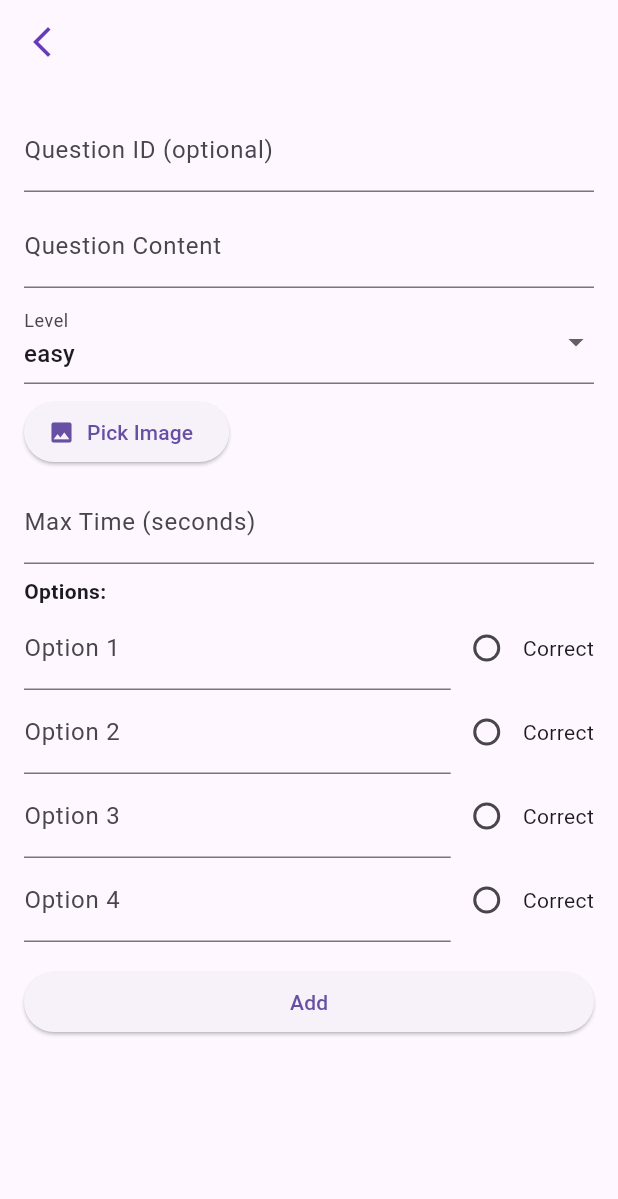
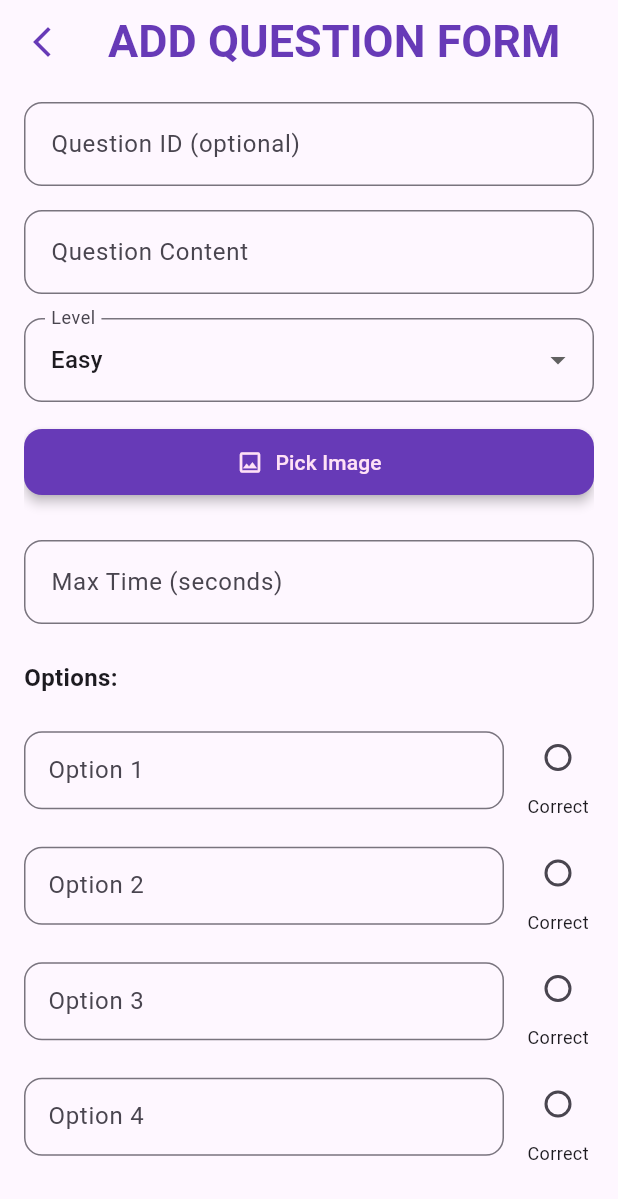
Before and after one commit to tigerex/DATTLT_A, a Flutter app: the QuestionFormWidget screen opened directly, on a phone screen of 412 x 824 dp. Shown: the top 1199 px of the screen. Run offline on Flutter 3.47's test engine with Material 3 defaults, Android fonts, the phone set to English and light mode, and no system bars; our stand-ins replace firebase_core, flutter_svg, font_awesome_flutter, image_picker, shared_preferences; accounts and stored records are empty.

Commit message:
make question form prettier

```diff
--- a/frontend/lib/screens/question_form.dart
+++ b/frontend/lib/screens/question_form.dart
@@ -7,7 +7,6 @@ import 'dart:io';
 import 'package:image_picker/image_picker.dart';
 import 'dart:typed_data';
 import 'package:flutter/foundation.dart' show kIsWeb;
-
 
 class QuestionFormWidget extends StatefulWidget {
   final TestQuestion? question;
@@ -28,22 +27,18 @@ class _QuestionFormWidgetState extends State<QuestionFormWidget> {
   List<Options> options = [];
   String selectedLevel = 'easy';
   int? selectedAnswerIndex;
-  File? _imageFile;       // Dùng để lưu trữ ảnh trên Android
-  Uint8List? _webImage;   // Dùng để lưu trữ ảnh trên web
+  File? _imageFile;
+  Uint8List? _webImage;
 
-  // Hàm để chọn ảnh từ local
   Future<void> _pickImage() async {
     final pickedFile = await _picker.pickImage(source: ImageSource.gallery);
     if (pickedFile != null) {
       final bytes = await pickedFile.readAsBytes();
       setState(() {
-        // Nếu đang chạy trên web, lưu trữ ảnh dưới dạng Uint8List
         if (kIsWeb) {
           _webImage = bytes;
-          _questionImg.text = pickedFile.name; // Tên file trên web
-        }
-        // Nếu không phải web, lưu trữ ảnh dưới dạng File
-        else {
+          _questionImg.text = pickedFile.name;
+        } else {
           _imageFile = File(pickedFile.path);
           _questionImg.text = pickedFile.path;
         }
@@ -51,22 +46,19 @@ class _QuestionFormWidgetState extends State<QuestionFormWidget> {
     }
   }
 
-
   @override
   void initState() {
     super.initState();
     final q = widget.question;
-    // Khởi tạo 4 option mặc định
 
     if (q != null) {
-      _questionId.text = q.questionId!;                 // Có thể null
-      _questionImg.text = q.questionImg!;               // Có thể null
-      _contentController.text = q.questionText;         // Không thể null
-      _maxTimeController.text = q.maxTime.toString();   // Không thể null
-      selectedLevel = q.questionLevel;                  // Không thể null
-      selectedAnswerIndex = q.correctAnswerIndex;       // Không thể null
-      options =                                         // Danh sách, không thể null
-          q.options
+      _questionId.text = q.questionId ?? '';
+      _questionImg.text = q.questionImg ?? '';
+      _contentController.text = q.questionText;
+      _maxTimeController.text = q.maxTime.toString();
+      selectedLevel = q.questionLevel;
+      selectedAnswerIndex = q.correctAnswerIndex;
+      options = q.options
           .map(
             (opt) => Options(
               optionText: opt.optionText,
@@ -75,28 +67,19 @@ class _QuestionFormWidgetState extends State<QuestionFormWidget> {
           )
           .toList();
     } else {
-      options = List.generate(
-        4,
-        (index) => Options(optionText: '', optionIndex: index),
-      );
+      options = List.generate(4, (index) => Options(optionText: '', optionIndex: index));
     }
   }
 
   void goBack() {
-    Navigator.pushReplacement(
-      context,
-      MaterialPageRoute(builder: (context) => AdminCrudScreen()),
-    );
+    Navigator.pushReplacement(context, MaterialPageRoute(builder: (context) => AdminCrudScreen()));
   }
 
   void submit(bool isEdit) async {
-    final bool submit;
     if (_formKey.currentState!.validate() && selectedAnswerIndex != null) {
-      final TestQuestion questionData = TestQuestion(
-        // questionId: isEdit ? _questionId : null,
+      final questionData = TestQuestion(
         questionId: _questionId.text,
         questionLevel: selectedLevel,
-        // questionImg: isEdit? _questionImg : null,
         questionImg: _questionImg.text,
         questionText: _contentController.text,
         maxTime: int.parse(_maxTimeController.text),
@@ -104,10 +87,21 @@ class _QuestionFormWidgetState extends State<QuestionFormWidget> {
         correctAnswerIndex: selectedAnswerIndex ?? 0,
       );
 
-      if (isEdit != true) {
-        submit = await QuestionService().addQuestion(questionData,imageFile: _imageFile,webImageBytes: _webImage,webImageName: _questionImg.text,);
+      bool submit;
+      if (!isEdit) {
+        submit = await QuestionService().addQuestion(
+          questionData,
+          imageFile: _imageFile,
+          webImageBytes: _webImage,
+          webImageName: _questionImg.text,
+        );
       } else {
-        submit = await QuestionService().editQuestion(questionData,imageFile: _imageFile,webImageBytes: _webImage,webImageName: _questionImg.text,);
+        submit = await QuestionService().editQuestion(
+          questionData,
+          imageFile: _imageFile,
+          webImageBytes: _webImage,
+          webImageName: _questionImg.text,
+        );
       }
 
       if (submit) {
@@ -118,21 +112,17 @@ class _QuestionFormWidgetState extends State<QuestionFormWidget> {
 
       showDialog(
         context: context,
-        barrierDismissible: false, // Prevent user from closing it manually
+        barrierDismissible: false,
         builder: (context) {
           return AlertDialog(
             title: const Text('Done!'),
-            content: Text(
-              isEdit
-                  ? 'Question edited successfully'
-                  : 'Question added successfully',
-            ),
+            content: Text(isEdit ? 'Question edited successfully' : 'Question added successfully'),
           );
         },
       );
 
       Future.delayed(const Duration(seconds: 2), () {
-        Navigator.of(context).pop(); // Close the dialog
+        Navigator.of(context).pop();
         goBack();
       });
     }
@@ -142,136 +132,123 @@ class _QuestionFormWidgetState extends State<QuestionFormWidget> {
   Widget build(BuildContext context) {
     final isEdit = widget.question != null;
 
+    final primaryColor = Colors.deepPurple;
+    final borderRadius = BorderRadius.circular(12);
+
     return Scaffold(
       appBar: AppBar(
         backgroundColor: Colors.transparent,
         elevation: 0,
         leading: IconButton(
-          icon: const Icon(Icons.arrow_back_ios_new, color: Colors.deepPurple),
-          onPressed: () => goBack(),
+          icon: Icon(Icons.arrow_back_ios_new, color: primaryColor),
+          onPressed: goBack,
         ),
+        title: Text(
+          isEdit ? 'EDIT QUESTION FORM' : 'ADD QUESTION FORM',
+          style: TextStyle(color: primaryColor, fontSize: 30, fontWeight: FontWeight.bold),
+        ),
+        centerTitle: true,
       ),
       body: Padding(
-        padding: const EdgeInsets.all(16.0),
+        padding: const EdgeInsets.symmetric(horizontal: 16, vertical: 12),
         child: Form(
           key: _formKey,
           child: ListView(
             children: [
-              TextFormField(
-                controller: _questionId,
-                decoration: const InputDecoration(
-                  labelText: 'Question ID (optional)',
-                ),
-              ),
-              const SizedBox(height: 8),
-              TextFormField(
-                controller: _contentController,
-                decoration: const InputDecoration(
-                  labelText: 'Question Content',
-                ),
-                validator:
-                    (value) =>
-                        value == null || value.isEmpty ? 'Required' : null,
-              ),
-              const SizedBox(height: 8),
-              DropdownButtonFormField(
+              _buildTextField(_questionId, 'Question ID (optional)', false, isReadOnly: isEdit, color: isEdit ? Colors.grey : null),
+              const SizedBox(height: 16),
+              _buildTextField(_contentController, 'Question Content', true, isMultiline: true),
+              const SizedBox(height: 16),
+              DropdownButtonFormField<String>(
                 value: selectedLevel,
-                items:
-                    ['easy', 'medium', 'hard']
-                        .map(
-                          (level) => DropdownMenuItem(
-                            value: level,
-                            child: Text(level),
-                          ),
-                        )
+                decoration: _inputDecoration('Level'),
+                items: ['easy', 'medium', 'hard']
+                    .map((level) => DropdownMenuItem(value: level, child: Text(level.capitalize())))
                     .toList(),
                 onChanged: (value) {
                   setState(() {
                     selectedLevel = value!;
                   });
                 },
-                decoration: const InputDecoration(labelText: 'Level'),
               ),
-              const SizedBox(height: 8),
-              Row(
-                children: [
+              const SizedBox(height: 16),
               ElevatedButton.icon(
-                    icon: const Icon(Icons.image),
-                    label: const Text("Pick Image"),
+                style: ElevatedButton.styleFrom(
+                  backgroundColor: primaryColor,
+                  shape: RoundedRectangleBorder(borderRadius: borderRadius),
+                  padding: const EdgeInsets.symmetric(horizontal: 16, vertical: 12),
+                  elevation: 3,
+                ),
+                icon: const Icon(Icons.image_outlined, color: Color.fromARGB(255, 255, 225, 246)),
+                label: const Text('Pick Image', style: TextStyle(color: Color.fromARGB(255, 255, 225, 246))),
                 onPressed: _pickImage,
               ),
-                  const SizedBox(width: 10),
+              const SizedBox(height: 12),
+
               if (kIsWeb && _webImage != null)
-                    SizedBox(
-                      width: 100,
-                      height: 100,
-                      child: Image.memory(_webImage!),
-                    )
+                _buildImagePreviewBig(Image.memory(_webImage!), borderRadius, context)
               else if (!kIsWeb && _imageFile != null)
-                    SizedBox(
-                      width: 100,
-                      height: 100,
-                      child: Image.file(_imageFile!),
-                    )
+                _buildImagePreviewBig(Image.file(_imageFile!), borderRadius, context)
               else if (_questionImg.text.isNotEmpty)
-                    SizedBox(
-                      width: 100,
-                      height: 100,
-                      child: Image.network(_questionImg.text),
-                    ),
-                ],
-              ),
+                _buildImagePreviewBig(Image.network(_questionImg.text, fit: BoxFit.cover), borderRadius, context),
 
-              const SizedBox(height: 8),
-              TextFormField(
-                controller: _maxTimeController,
-                decoration: const InputDecoration(
-                  labelText: 'Max Time (seconds)',
-                ),
-                keyboardType: TextInputType.number,
-                validator:
-                    (value) =>
-                        value == null || value.isEmpty ? 'Required' : null,
-              ),
-              const SizedBox(height: 8),
+              const SizedBox(height: 16),
+              _buildTextField(_maxTimeController, 'Max Time (seconds)', true, isNumber: true),
+              const SizedBox(height: 24),
               const Text(
                 'Options:',
-                style: TextStyle(fontWeight: FontWeight.bold),
+                style: TextStyle(fontWeight: FontWeight.bold, fontSize: 16),
               ),
+              const SizedBox(height: 12),
               ...options.asMap().entries.map((entry) {
-                final index = entry.key;
-                return Row(
+                final idx = entry.key;
+                return Padding(
+                  padding: const EdgeInsets.symmetric(vertical: 6),
+                  child: Row(
                     children: [
                       Expanded(
                         child: TextFormField(
-                        initialValue: options[index].optionText,
+                          initialValue: options[idx].optionText,
                           decoration: InputDecoration(
-                          labelText: 'Option ${index + 1}',
+                            labelText: 'Option ${idx + 1}',
+                            border: OutlineInputBorder(borderRadius: borderRadius),
+                            contentPadding: const EdgeInsets.symmetric(horizontal: 12, vertical: 14),
                           ),
-                        onChanged: (text) {
-                          options[index].optionText = text;
-                        },
+                          onChanged: (text) => options[idx].optionText = text,
                         ),
                       ),
+                      const SizedBox(width: 12),
+                      Column(
+                        children: [
                           Radio<int>(
-                      value: index,
+                            value: idx,
                             groupValue: selectedAnswerIndex,
+                            activeColor: primaryColor,
                             onChanged: (value) {
                               setState(() {
                                 selectedAnswerIndex = value;
                               });
                             },
                           ),
-                    const Text("Correct"),
+                          const Text("Correct", style: TextStyle(fontSize: 12)),
                         ],
+                      ),
+                    ],
+                  ),
                 );
               }),
-              const SizedBox(height: 16),
-              ElevatedButton(
-                onPressed: () {
-                  submit(isEdit);
-                },
-                child: Text(isEdit ? 'Update' : 'Add'),
+              const SizedBox(height: 30),
+              SizedBox(
+                height: 50,
+                child: ElevatedButton(
+                  style: ElevatedButton.styleFrom(
+                    backgroundColor: primaryColor,
+                    shape: RoundedRectangleBorder(borderRadius: borderRadius),
+                    elevation: 5,
+                  ),
+                  onPressed: () => submit(isEdit),
+                  child: Text(isEdit ? 'Update' : 'Add', style: const TextStyle(fontSize: 18, fontWeight: FontWeight.normal, color: Color.fromARGB(255, 255, 225, 246))),
+                ),
               ),
             ],
           ),
@@ -279,4 +256,71 @@ class _QuestionFormWidgetState extends State<QuestionFormWidget> {
       ),
     );
   }
+
+  Widget _buildTextField(TextEditingController controller, String label, bool required,
+      {bool isNumber = false, bool isMultiline = false, bool isReadOnly = false, Color? color}) {
+    return TextFormField(
+      controller: controller,
+      readOnly: isReadOnly,
+      keyboardType: isMultiline
+          ? TextInputType.multiline
+          : (isNumber ? TextInputType.number : TextInputType.text),
+      minLines: isMultiline ? 1 : 1,    // start with 3 lines tall for multiline
+      maxLines: isMultiline ? null : 1, // grow vertically if multiline
+      style: TextStyle(color: color),
+      validator: (value) => (required && (value == null || value.isEmpty)) ? 'Required' : null,
+      decoration: _inputDecoration(label),
+    );
   }
+
+  // Hàm dùng để tạo decoration cho TextFormField
+  InputDecoration _inputDecoration(String label) {
+    return InputDecoration(
+      labelText: label,
+      border: OutlineInputBorder(borderRadius: BorderRadius.circular(12)),
+      focusedBorder: OutlineInputBorder(
+        borderSide: BorderSide(color: Colors.deepPurple.shade400, width: 2),
+        borderRadius: BorderRadius.circular(12),
+      ),
+      contentPadding: const EdgeInsets.symmetric(horizontal: 14, vertical: 16),
+    );
+  }
+
+  // Hàm dùng để coi trước hình ảnh trước khi push qua backend
+  Widget _buildImagePreviewBig(Widget imageWidget, BorderRadius borderRadius, BuildContext context) {
+    final width = MediaQuery.of(context).size.width * 0.8;
+    return Center(
+      child: ClipRRect(
+        borderRadius: borderRadius,
+        child: Container(
+          width: width,
+          height: width * 0.6,  // Tỉ lệ 16:9
+          decoration: BoxDecoration(
+            boxShadow: [
+              BoxShadow(
+                color: Colors.deepPurple.withOpacity(0.2),
+                blurRadius: 6,
+                offset: const Offset(0, 3),
+              ),
+            ],
+          ),
+          child: FittedBox(
+            fit: BoxFit.cover,
+            child: SizedBox(
+              width: width,
+              height: width * 0.6,
+              child: imageWidget,
+            ),
+          ),
+        ),
+      ),
+    );
+  }
+}
+
+extension StringCasingExtension on String {
+  String capitalize() {
+    if (isEmpty) return this;
+    return this[0].toUpperCase() + substring(1);
+  }
+}
```
Lines whose indentation alone changed are shown as unchanged.
